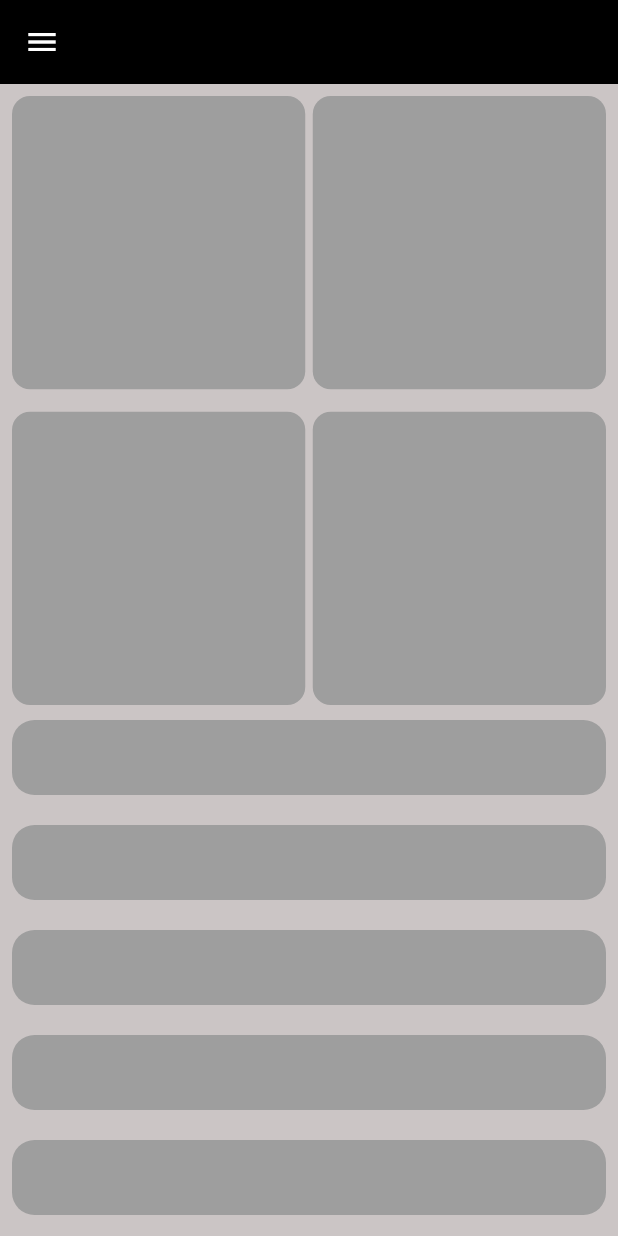
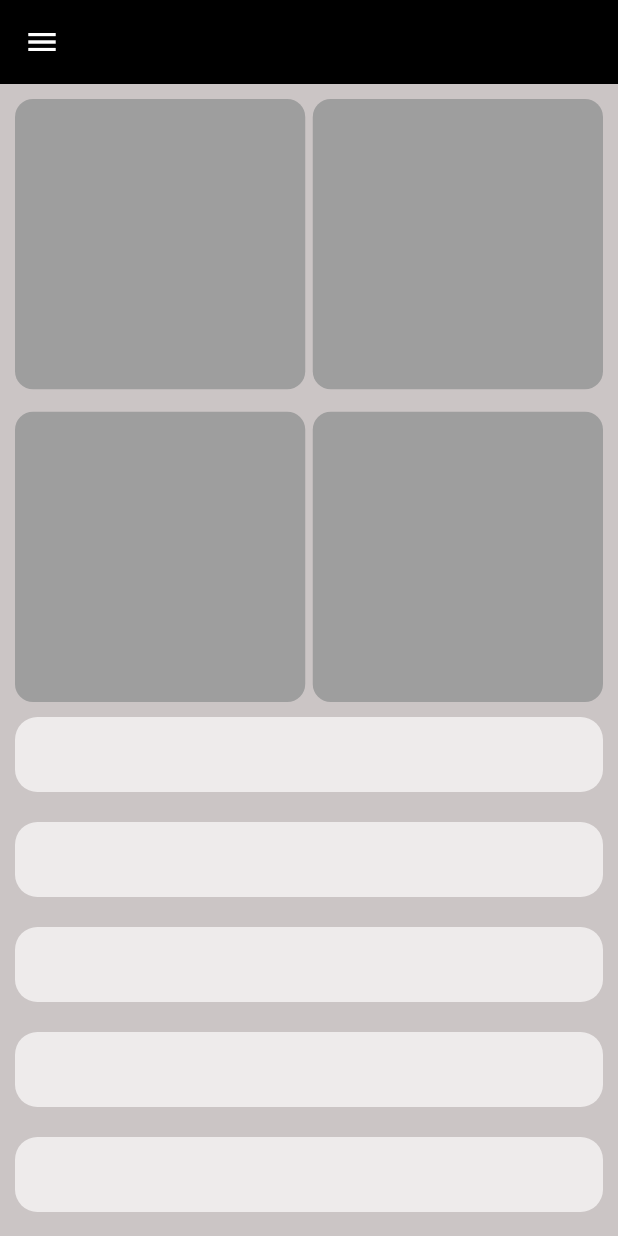
Before and after one commit to Khaled112003/resposivea_app, a Flutter app: the screen it shows after launch, on a phone screen of 412 x 824 dp. Run offline on Flutter 3.47's test engine with Material 3 defaults, Android fonts, the phone set to English and light mode, and no system bars.

Commit message:
create mobile &tablet layout

```diff
--- a/lib/views/home.dart
+++ b/lib/views/home.dart
@@ -1,8 +1,8 @@
 import 'package:flutter/material.dart';
 import 'package:resposivea_app/views/widgets/drawer.dart';
+import 'package:resposivea_app/views/widgets/home_body.dart';
 
-import 'package:resposivea_app/views/widgets/item1.dart';
-import 'package:resposivea_app/views/widgets/item2.dart';
+
 
 class Home extends StatefulWidget {
   const Home({super.key});
@@ -23,20 +23,16 @@ GlobalKey <ScaffoldState> scaffoldkey=GlobalKey();
       appBar: AppBar(
         backgroundColor: Colors.black,
         leading: IconButton(
-            onPressed: () {},
+            onPressed: () {
+              scaffoldkey.currentState!.openDrawer();
+            },
             icon:const Icon(
               Icons.menu,
               color: Colors.white,
             )),
       ),
-      body:const Padding(
-        padding:  EdgeInsets.all(8.0),
-        child:  CustomScrollView(slivers: [
-          CustomItem1(),
-          CustomItem2()
-
-        ],),
-      )
+      body:
+     const HomeViewBody()
     );
   }
 }
--- /dev/null
+++ b/lib/views/widgets/home_body.dart
@@ -0,0 +1,23 @@
+
+
+import 'package:flutter/material.dart';
+
+import 'package:resposivea_app/views/widgets/mobile_layout.dart';
+import 'package:resposivea_app/views/widgets/tablet_layout.dart';
+
+class HomeViewBody extends StatelessWidget {
+  const HomeViewBody({
+    super.key,
+  });
+
+  @override
+  Widget build(BuildContext context) {
+    return LayoutBuilder(builder: (context, constraints) {
+      if(constraints.maxWidth >600){
+      return const TabletLayout();}
+      else{
+        return const MobileLayout();
+      }
+    },);
+  }
+}
--- a/lib/views/widgets/item1.dart
+++ b/lib/views/widgets/item1.dart
@@ -1,18 +1,29 @@
 import 'package:flutter/material.dart';
 
-class CustomItem1 extends StatelessWidget {
-  const CustomItem1({super.key});
+class MobileCustomItem extends StatelessWidget {
+  const MobileCustomItem({super.key});
 
   @override
   Widget build(BuildContext context) {
     return SliverGrid.builder(itemCount: 4,
       gridDelegate:
          const SliverGridDelegateWithFixedCrossAxisCount(crossAxisCount: 2 ,crossAxisSpacing: 5,mainAxisSpacing: 15),
-      itemBuilder: (context, index) => Container(
-        decoration: const BoxDecoration(
-            color: Colors.grey,
-            borderRadius: BorderRadius.all(Radius.circular(12))),
-      ),
+      itemBuilder: (context, index) => WidgetItem(),
     );
   }
 }
+
+class WidgetItem extends StatelessWidget {
+  const WidgetItem({
+    super.key,
+  });
+
+  @override
+  Widget build(BuildContext context) {
+    return Container(
+      decoration: const BoxDecoration(
+          color: Colors.grey,
+          borderRadius: BorderRadius.all(Radius.circular(12))),
+    );
+  }
+}
--- a/lib/views/widgets/item2.dart
+++ b/lib/views/widgets/item2.dart
@@ -13,7 +13,8 @@ class CustomItem2 extends StatelessWidget {
           child: Container(
             height: 50,
             decoration: BoxDecoration(
-                borderRadius: BorderRadius.circular(15), color: Colors.grey),
+
+                borderRadius: BorderRadius.circular(15), color: const Color.fromARGB(255, 238, 235, 235)),
           ),
         );
       },
--- /dev/null
+++ b/lib/views/widgets/mobile_layout.dart
@@ -0,0 +1,22 @@
+import 'package:flutter/material.dart';
+import 'package:resposivea_app/views/widgets/item1.dart';
+
+import 'item2.dart';
+
+class MobileLayout extends StatelessWidget {
+  const MobileLayout({
+    super.key,
+  });
+
+  @override
+  Widget build(BuildContext context) {
+    return const Padding(
+          padding:  EdgeInsets.all(10.0),
+          child:  CustomScrollView(slivers: [
+    MobileCustomItem(),
+    CustomItem2()
+
+          ],),
+        );
+  }
+}
```
Also changed, not shown: lib/models/drawer_model.dart (added, +9 -0 lines), lib/views/widgets/custom_drawer_item.dart (added, +17 -0 lines), lib/views/widgets/drawer.dart (+21 -3 lines), lib/views/widgets/drawer_list_item.dart (added, +23 -0 lines), lib/views/widgets/tablet_layout.dart (added, +35 -0 lines).
